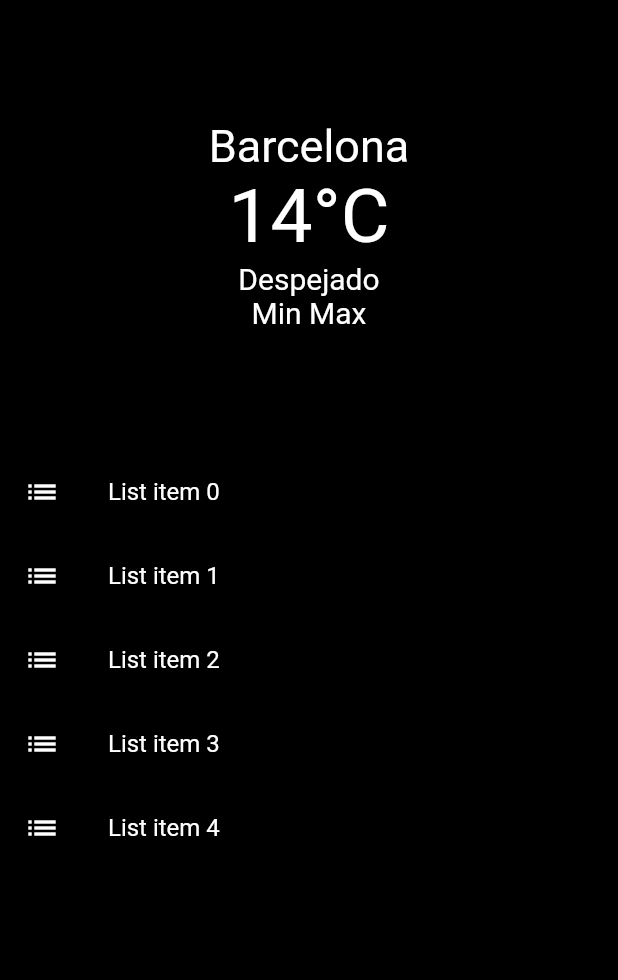
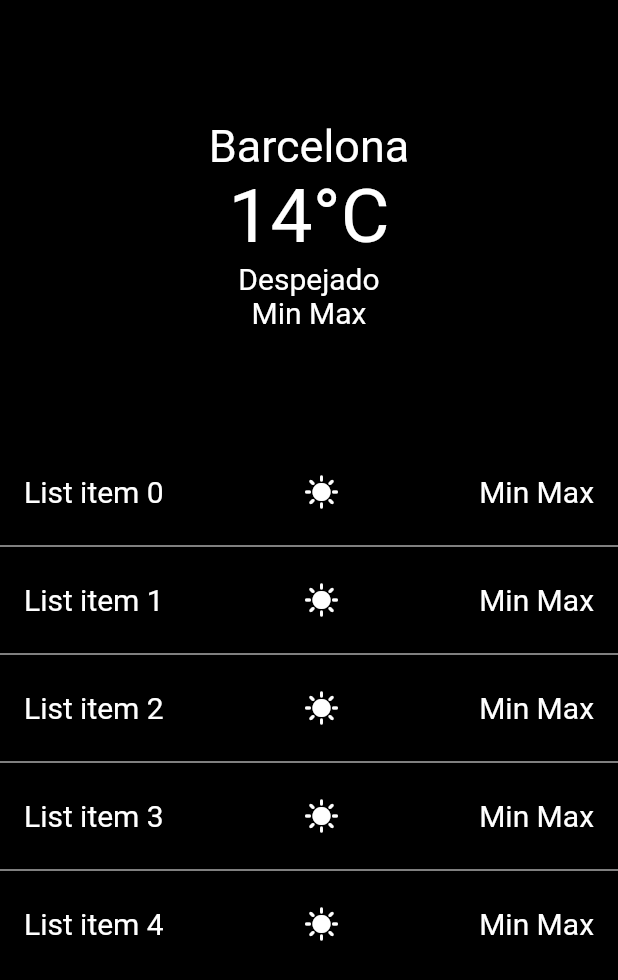
Before and after one commit to guillemmiro97/WeatherApp-flutter, a Flutter app: the screen it shows after launch, on a phone screen of 412 x 824 dp. Shown: the top 980 px of the screen. Run offline on Flutter 3.47's test engine with Material 2 defaults, Android fonts, the phone set to English and light mode, and no system bars.

Commit message:
Versión sin datos hecha.

```diff
--- a/lib/main.dart
+++ b/lib/main.dart
@@ -59,11 +59,9 @@ class _MyHomePageState extends State<MyHomePage> {
                     mainAxisAlignment: MainAxisAlignment.center,
                     children: const [
                       Text("Min ",
-                            style:
-                                TextStyle(fontSize: 20, color: Colors.white)),
+                          style: TextStyle(fontSize: 20, color: Colors.white)),
                       Text("Max",
-                            style:
-                                TextStyle(fontSize: 20, color: Colors.white)),
+                          style: TextStyle(fontSize: 20, color: Colors.white)),
                     ],
                   ),
                 ],
@@ -89,13 +87,35 @@ class ListViewBuilder extends StatelessWidget {
   Widget build(BuildContext context) {
     return Scaffold(
       backgroundColor: Colors.black,
-      body: ListView.builder(
+      body: ListView.separated(
         itemCount: 5,
         itemBuilder: (BuildContext context, int index) {
           return ListTile(
-                leading: const Icon(Icons.list, color: Colors.white,),
-                title: Text("List item $index", style: const TextStyle(color: Colors.white),));
-          }),
+            leading: Text(
+              "List item $index",
+              style: const TextStyle(color: Colors.white, fontSize: 20),
+            ),
+            title: const Icon(
+              Icons.sunny,
+              color: Colors.white,
+            ),
+            trailing: (Row(
+              mainAxisSize: MainAxisSize.min,
+              children: const [
+                Text("Min ",
+                    style: TextStyle(fontSize: 20, color: Colors.white)),
+                Text("Max",
+                    style: TextStyle(fontSize: 20, color: Colors.white)),
+              ],
+            )),
+          );
+        },
+        separatorBuilder: (BuildContext context, int index) {
+          return const Divider(
+            color: Colors.white,
+          );
+        },
+      ),
     );
   }
 }
```
Lines whose indentation alone changed are shown as unchanged.
